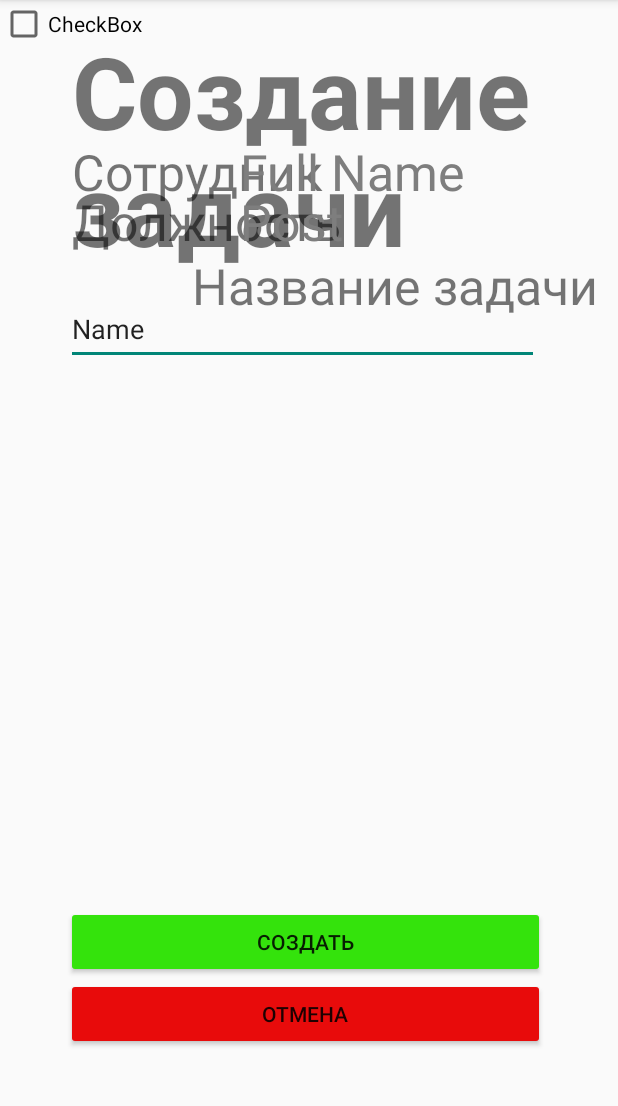
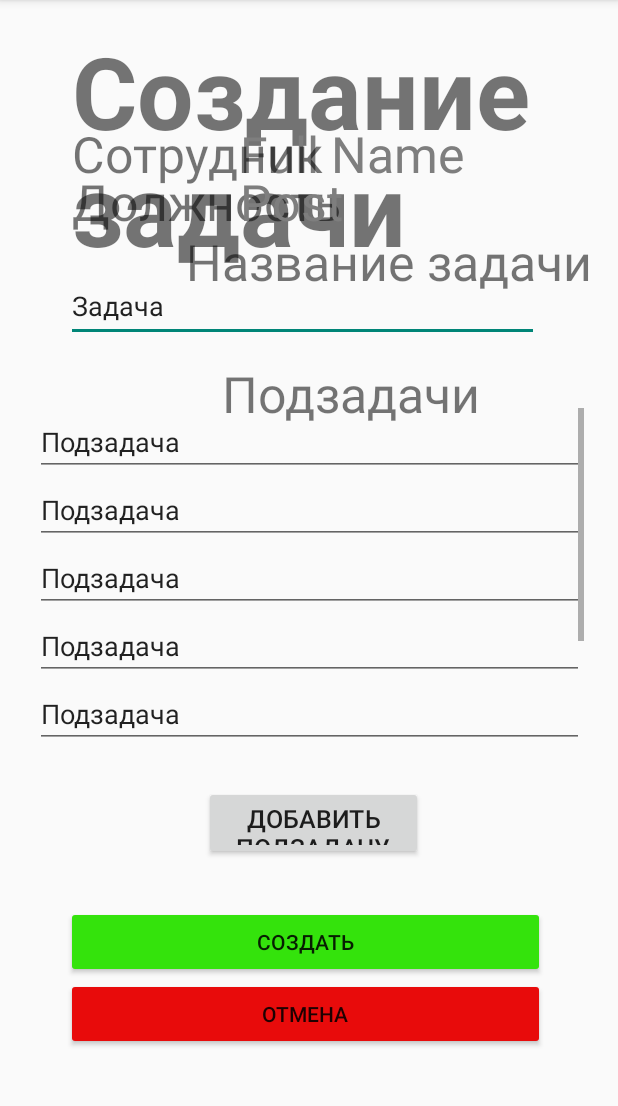
Before and after one commit to akkafe1ix/TaskManagementSystem_New, an Android app: the CreateTasksActivity screen opened directly, with no data from a screen before it, on a phone screen of 412 x 824 dp, the part 84-1190 px from its top. Run offline under Robolectric (Android 15) with nearby library versions, the light colour scheme and no system bars; 2 statements that could not run were skipped.

Commit message:
GUI CreateTasksActivity
End work with GUI CreateTasksActivity

```diff
--- a/app/src/main/java/com/example/taskmanagementsystem/CreateTasksActivity.java
+++ b/app/src/main/java/com/example/taskmanagementsystem/CreateTasksActivity.java
@@ -5,10 +5,14 @@ import androidx.appcompat.app.AppCompatActivity;
 import android.content.Intent;
 import android.os.Bundle;
 import android.view.View;
+import android.widget.EditText;
+import android.widget.GridView;
 import android.widget.TextView;
+import android.widget.Toast;
 
 public class CreateTasksActivity extends AppCompatActivity {
 
+    public int count=0;
     @Override
     protected void onCreate(Bundle savedInstanceState) {
         super.onCreate(savedInstanceState);
@@ -29,4 +33,34 @@ public class CreateTasksActivity extends AppCompatActivity {
         Intent intent = new Intent(this,EmployeesActivity.class);
         startActivity(intent);
     }
+
+    public void AddSecondTask(View view){
+        EditText editText=findViewById(R.id.editTextText2);
+        if(!editText.getText().toString().equals("Задача")){
+        Toast.makeText(this, editText.getText(), Toast.LENGTH_SHORT).show();}
+        editText=findViewById(R.id.editTextText17);
+        if(!editText.getText().toString().equals("Подзадача")){
+            Toast.makeText(this, editText.getText(), Toast.LENGTH_SHORT).show();}
+        editText=findViewById(R.id.editTextText18);
+        if(!editText.getText().toString().equals("Подзадача")){
+            Toast.makeText(this, editText.getText(), Toast.LENGTH_SHORT).show();}
+        editText=findViewById(R.id.editTextText19);
+        if(!editText.getText().toString().equals("Подзадача")){
+            Toast.makeText(this, editText.getText(), Toast.LENGTH_SHORT).show();}
+        editText=findViewById(R.id.editTextText20);
+        if(!editText.getText().toString().equals("Подзадача")){
+            Toast.makeText(this, editText.getText(), Toast.LENGTH_SHORT).show();}
+        editText=findViewById(R.id.editTextText21);
+        if(!editText.getText().toString().equals("Подзадача")){
+            Toast.makeText(this, editText.getText(), Toast.LENGTH_SHORT).show();}
+        editText=findViewById(R.id.editTextText22);
+        if(!editText.getText().toString().equals("Подзадача")){
+            Toast.makeText(this, editText.getText(), Toast.LENGTH_SHORT).show();}
+        editText=findViewById(R.id.editTextText23);
+        if(!editText.getText().toString().equals("Подзадача")){
+            Toast.makeText(this, editText.getText(), Toast.LENGTH_SHORT).show();}
+        editText=findViewById(R.id.editTextText24);
+        if(!editText.getText().toString().equals("Подзадача")){
+            Toast.makeText(this, editText.getText(), Toast.LENGTH_SHORT).show();}
+    }
 }
--- a/app/src/main/java/com/example/taskmanagementsystem/EmployeesActivity.java
+++ b/app/src/main/java/com/example/taskmanagementsystem/EmployeesActivity.java
@@ -22,11 +22,10 @@ public class EmployeesActivity extends AppCompatActivity {
 
         List<Employees> employees = new ArrayList<Employees>();
         employees.add(new Employees(1,"Leonov","Nick","President"));
-        employees.add(new Employees(1,"Arefiev","Maksim","Zam"));
-        employees.add(new Employees(1,"Leonov","Nick","President"));
-        employees.add(new Employees(1,"Leonov","Nick","President"));
+
 
         GridView gridView = (GridView) findViewById(id.gridView);
+        gridView.setAdapter(new EmployeesAdapter(this, employees));
         gridView.setAdapter(new EmployeesAdapter(this, employees));
     }
 
--- a/app/src/main/res/layout/activity_create_tasks.xml
+++ b/app/src/main/res/layout/activity_create_tasks.xml
@@ -44,12 +44,36 @@
         app:layout_constraintStart_toStartOf="parent"
         app:layout_constraintTop_toTopOf="parent" />
 
+    <EditText
+        android:id="@+id/editTextText2"
+        android:layout_width="315dp"
+        android:layout_height="48dp"
+        android:layout_marginStart="44dp"
+        android:layout_marginTop="180dp"
+        android:ems="10"
+        android:inputType="text"
+        android:text="Задача"
+        app:layout_constraintStart_toStartOf="parent"
+        app:layout_constraintTop_toTopOf="parent" />
+
+    <TextView
+        android:id="@+id/textView6"
+        android:layout_width="wrap_content"
+        android:layout_height="wrap_content"
+        android:layout_marginStart="160dp"
+        android:layout_marginTop="80dp"
+        android:text="Full Name"
+        android:textColor="#7E7E7E"
+        android:textSize="50px"
+        app:layout_constraintStart_toStartOf="parent"
+        app:layout_constraintTop_toTopOf="parent" />
+
     <TextView
         android:id="@+id/textView5"
         android:layout_width="wrap_content"
         android:layout_height="wrap_content"
         android:layout_marginStart="48dp"
-        android:layout_marginTop="92dp"
+        android:layout_marginTop="80dp"
         android:text="Сотрудник"
         android:textSize="50px"
         app:layout_constraintStart_toStartOf="parent"
@@ -60,31 +84,8 @@
         android:layout_width="wrap_content"
         android:layout_height="wrap_content"
         android:layout_marginStart="48dp"
-        android:layout_marginTop="125dp"
+        android:layout_marginTop="112dp"
         android:text="Должность"
-        android:textSize="50px"
-        app:layout_constraintStart_toStartOf="parent"
-        app:layout_constraintTop_toTopOf="parent" />
-
-    <TextView
-        android:id="@+id/textView9"
-        android:layout_width="wrap_content"
-        android:layout_height="wrap_content"
-        android:layout_marginStart="128dp"
-        android:layout_marginTop="168dp"
-        android:text="Название задачи"
-        android:textSize="50px"
-        app:layout_constraintStart_toStartOf="parent"
-        app:layout_constraintTop_toTopOf="parent" />
-
-    <TextView
-        android:id="@+id/textView6"
-        android:layout_width="wrap_content"
-        android:layout_height="wrap_content"
-        android:layout_marginStart="160dp"
-        android:layout_marginTop="92dp"
-        android:text="Full Name"
-        android:textColor="#7E7E7E"
         android:textSize="50px"
         app:layout_constraintStart_toStartOf="parent"
         app:layout_constraintTop_toTopOf="parent" />
@@ -94,30 +95,128 @@
         android:layout_width="wrap_content"
         android:layout_height="wrap_content"
         android:layout_marginStart="160dp"
-        android:layout_marginTop="125dp"
+        android:layout_marginTop="112dp"
         android:text="Post"
         android:textColor="#7E7E7E"
         android:textSize="50px"
         app:layout_constraintStart_toStartOf="parent"
         app:layout_constraintTop_toTopOf="parent" />
 
-    <EditText
-        android:id="@+id/editTextText2"
-        android:layout_width="315dp"
-        android:layout_height="48dp"
-        android:layout_marginStart="44dp"
-        android:layout_marginTop="195dp"
-        android:ems="10"
-        android:inputType="text"
-        android:text="Name"
+    <TextView
+        android:id="@+id/textView9"
+        android:layout_width="wrap_content"
+        android:layout_height="wrap_content"
+        android:layout_marginStart="124dp"
+        android:layout_marginTop="152dp"
+        android:text="Название задачи"
+        android:textSize="50px"
         app:layout_constraintStart_toStartOf="parent"
         app:layout_constraintTop_toTopOf="parent" />
 
-    <CheckBox
-        android:id="@+id/checkBox2"
+    <TextView
+        android:id="@+id/textView10"
         android:layout_width="wrap_content"
         android:layout_height="wrap_content"
-        android:text="CheckBox"
-        tools:layout_editor_absoluteX="49dp"
-        tools:layout_editor_absoluteY="261dp" />
+        android:layout_marginStart="148dp"
+        android:layout_marginTop="240dp"
+        android:text="Подзадачи"
+        android:textSize="50px"
+        app:layout_constraintStart_toStartOf="parent"
+        app:layout_constraintTop_toTopOf="parent" />
+
+    <Button
+        android:id="@+id/button11"
+        android:layout_width="146dp"
+        android:layout_height="49dp"
+        android:layout_marginStart="136dp"
+        android:layout_marginTop="524dp"
+        android:onClick="AddSecondTask"
+        android:text="Добавить подзадачу"
+        android:textSize="25px"
+        app:layout_constraintStart_toStartOf="parent"
+        app:layout_constraintTop_toTopOf="parent" />
+
+    <ScrollView
+        android:layout_width="366dp"
+        android:layout_height="237dp"
+        android:layout_marginStart="20dp"
+        android:layout_marginTop="272dp"
+        android:layout_marginEnd="20dp"
+        app:layout_constraintEnd_toEndOf="parent"
+        app:layout_constraintStart_toStartOf="parent"
+        app:layout_constraintTop_toTopOf="parent">
+
+        <LinearLayout
+            android:layout_width="match_parent"
+            android:layout_height="wrap_content"
+            android:contentDescription="secontTasks"
+            android:orientation="vertical">
+
+            <EditText
+                android:id="@+id/editTextText17"
+                android:layout_width="match_parent"
+                android:layout_height="wrap_content"
+                android:ems="10"
+                android:inputType="text"
+                android:text="Подзадача" />
+
+            <EditText
+                android:id="@+id/editTextText18"
+                android:layout_width="match_parent"
+                android:layout_height="wrap_content"
+                android:ems="10"
+                android:inputType="text"
+                android:text="Подзадача" />
+
+            <EditText
+                android:id="@+id/editTextText19"
+                android:layout_width="match_parent"
+                android:layout_height="wrap_content"
+                android:ems="10"
+                android:inputType="text"
+                android:text="Подзадача" />
+
+            <EditText
+                android:id="@+id/editTextText20"
+                android:layout_width="match_parent"
+                android:layout_height="wrap_content"
+                android:ems="10"
+                android:inputType="text"
+                android:text="Подзадача" />
+
+            <EditText
+                android:id="@+id/editTextText21"
+                android:layout_width="match_parent"
+                android:layout_height="wrap_content"
+                android:ems="10"
+                android:inputType="text"
+                android:text="Подзадача" />
+
+            <EditText
+                android:id="@+id/editTextText22"
+                android:layout_width="match_parent"
+                android:layout_height="wrap_content"
+                android:ems="10"
+                android:inputType="text"
+                android:text="Подзадача" />
+
+            <EditText
+                android:id="@+id/editTextText23"
+                android:layout_width="match_parent"
+                android:layout_height="wrap_content"
+                android:ems="10"
+                android:inputType="text"
+                android:text="Подзадача" />
+
+            <EditText
+                android:id="@+id/editTextText24"
+                android:layout_width="match_parent"
+                android:layout_height="wrap_content"
+                android:ems="10"
+                android:inputType="text"
+                android:text="Подзадача" />
+
+        </LinearLayout>
+    </ScrollView>
+
 </androidx.constraintlayout.widget.ConstraintLayout>
--- a/app/src/main/res/values/strings.xml
+++ b/app/src/main/res/values/strings.xml
@@ -22,5 +22,7 @@
 
     <string name="Button_Create">Создать</string>
     <string name="Button_NoCreate">Отмена</string>
+    <string name="SecondTask"></string>
+
 
 </resources>
```
Also changed, not shown: 1 other file.
